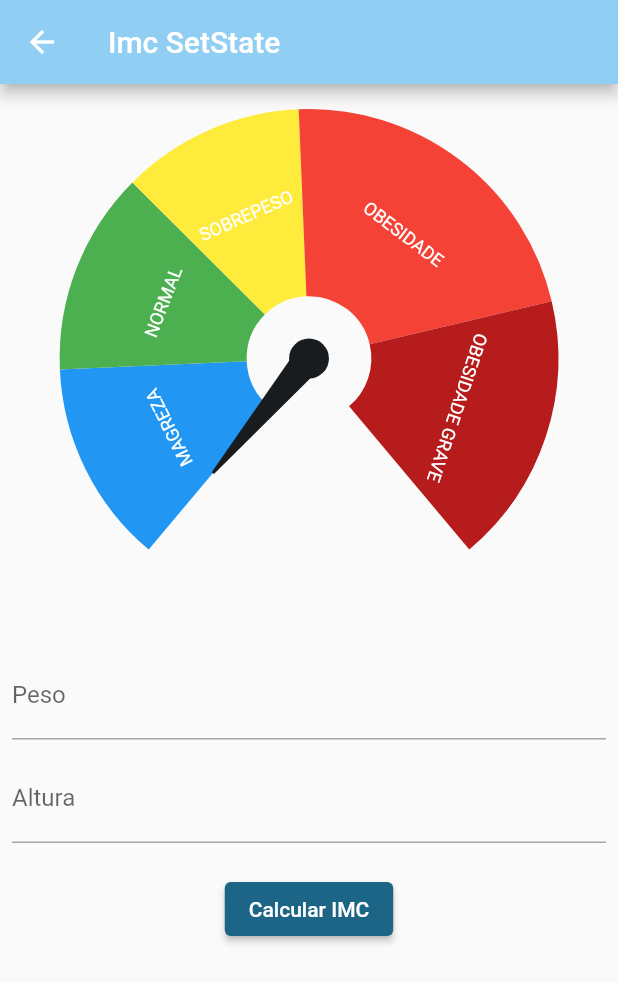
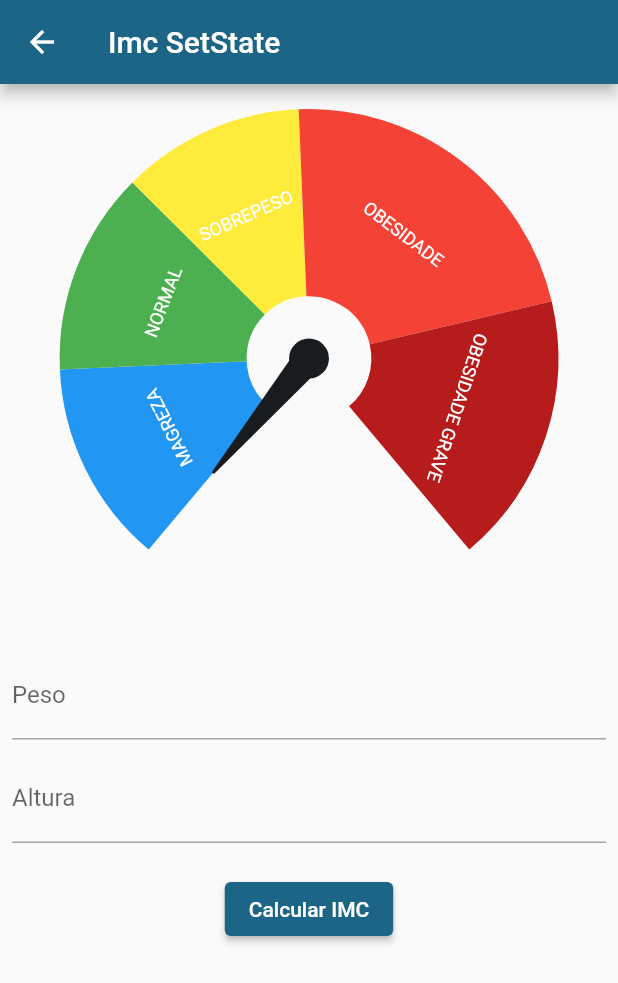
Before and after one commit to wesley-saraiva/Flutter-State-Manager, a Flutter app: the screen it shows after launch, after a tap on "SetState", on a phone screen of 412 x 824 dp. Shown: the top 983 px of the screen. Run offline on Flutter 3.47's test engine with Material 3 defaults, Android fonts, the phone set to English and light mode, and no system bars; drawn by our look-alikes of syncfusion_flutter_gauges; our stand-ins replace currency_text_input_formatter.

Commit message:
"update0.2"

```diff
--- a/lib/change_notifier/change_notifier_page.dart
+++ b/lib/change_notifier/change_notifier_page.dart
@@ -39,7 +39,6 @@ class _ChangeNotifierPageState extends State<ChangeNotifierPage> {
     return Scaffold(
       appBar: AppBar(
         title: const Text('Imc ChangeNotifier'),
-        backgroundColor: Theme.of(context).colorScheme.inversePrimary,
       ),
       body: SingleChildScrollView(
         child: Form(
--- a/lib/home_page.dart
+++ b/lib/home_page.dart
@@ -34,7 +34,6 @@ class HomePage extends StatelessWidget {
                 'SetState',
                 style: TextStyle(color: Colors.white),
               ),
-              style: ElevatedButton.styleFrom(backgroundColor: Colors.black),
             ),
             ElevatedButton(
               onPressed: () => _goTopage(context, ValueNotifierPage()),
@@ -42,7 +41,6 @@ class HomePage extends StatelessWidget {
                 'ValueNotifier',
                 style: TextStyle(color: Colors.white),
               ),
-              style: ElevatedButton.styleFrom(backgroundColor: Colors.black),
             ),
             ElevatedButton(
               onPressed: () => _goTopage(context, ChangeNotifierPage()),
@@ -50,7 +48,6 @@ class HomePage extends StatelessWidget {
                 'ChangeNotifier',
                 style: TextStyle(color: Colors.white),
               ),
-              style: ElevatedButton.styleFrom(backgroundColor: Colors.black),
             ),
             ElevatedButton(
               onPressed: () => _goTopage(context, BlocPatternPage()),
@@ -58,7 +55,6 @@ class HomePage extends StatelessWidget {
                 'bloc Pattern (Stream)',
                 style: TextStyle(color: Colors.white),
               ),
-              style: ElevatedButton.styleFrom(backgroundColor: Colors.black),
             ),
           ],
         ),
--- a/lib/setState/imc_setstate_page.dart
+++ b/lib/setState/imc_setstate_page.dart
@@ -43,7 +43,6 @@ class _ImcSetstatePageState extends State<ImcSetstatePage> {
     return Scaffold(
       appBar: AppBar(
         title: const Text('Imc SetState'),
-        backgroundColor: Theme.of(context).colorScheme.inversePrimary,
       ),
       body: SingleChildScrollView(
         child: Form(
--- a/lib/value_notifier/value_notifier_page.dart
+++ b/lib/value_notifier/value_notifier_page.dart
@@ -40,7 +40,6 @@ class _ValueNotifierPageState extends State<ValueNotifierPage> {
     return Scaffold(
       appBar: AppBar(
         title: const Text('Imc ValueNotifier'),
-        backgroundColor: Theme.of(context).colorScheme.inversePrimary,
       ),
       body: SingleChildScrollView(
         child: Form(
```
Also changed, not shown: assets/gifs/BlocPatternIMC.gif (added), assets/gifs/ChangeNotifierIMC.gif (added), assets/gifs/ValueNotifierIMC.gif (added), assets/gifs/setStateImc.gif (added), 2 other files.
